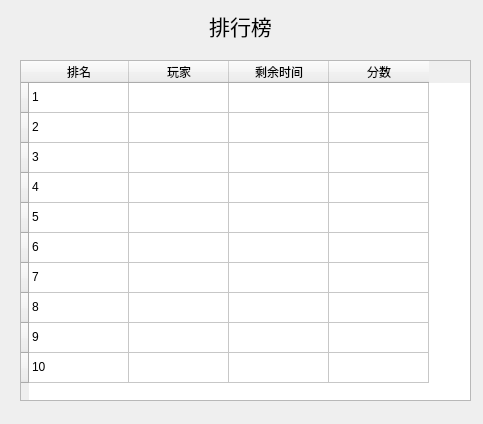
First picture: the form in Bejeweled/crankdlg.ui, repository Paitesanshi/Data-Structure-Project, before the edit.
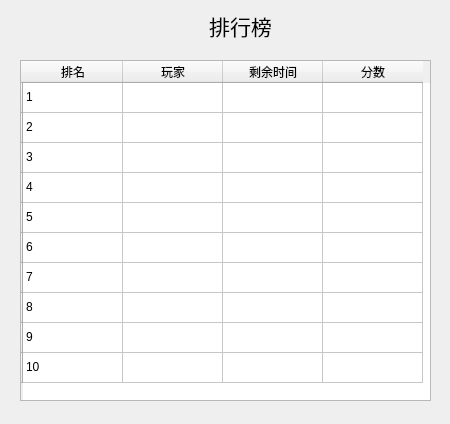
Second picture: the form after the edit.

The edit to the form file:
```diff
--- a/Bejeweled/crankdlg.ui
+++ b/Bejeweled/crankdlg.ui
@@ -6,7 +6,7 @@
    <rect>
     <x>0</x>
     <y>0</y>
-    <width>483</width>
+    <width>450</width>
     <height>424</height>
    </rect>
   </property>
@@ -43,7 +43,7 @@
     <rect>
      <x>20</x>
      <y>60</y>
-     <width>451</width>
+     <width>411</width>
      <height>341</height>
     </rect>
    </property>
@@ -55,52 +55,52 @@
    </property>
    <row>
     <property name="text">
-     <string> </string>
+     <string/>
     </property>
    </row>
    <row>
     <property name="text">
-     <string> </string>
+     <string/>
     </property>
    </row>
    <row>
     <property name="text">
-     <string> </string>
+     <string/>
     </property>
    </row>
    <row>
     <property name="text">
-     <string> </string>
+     <string/>
     </property>
    </row>
    <row>
     <property name="text">
-     <string> </string>
+     <string/>
     </property>
    </row>
    <row>
     <property name="text">
-     <string> </string>
+     <string/>
     </property>
    </row>
    <row>
     <property name="text">
-     <string> </string>
+     <string/>
     </property>
    </row>
    <row>
     <property name="text">
-     <string> </string>
+     <string/>
     </property>
    </row>
    <row>
     <property name="text">
-     <string> </string>
+     <string/>
     </property>
    </row>
    <row>
     <property name="text">
-     <string> </string>
+     <string/>
     </property>
    </row>
    <column>
```
